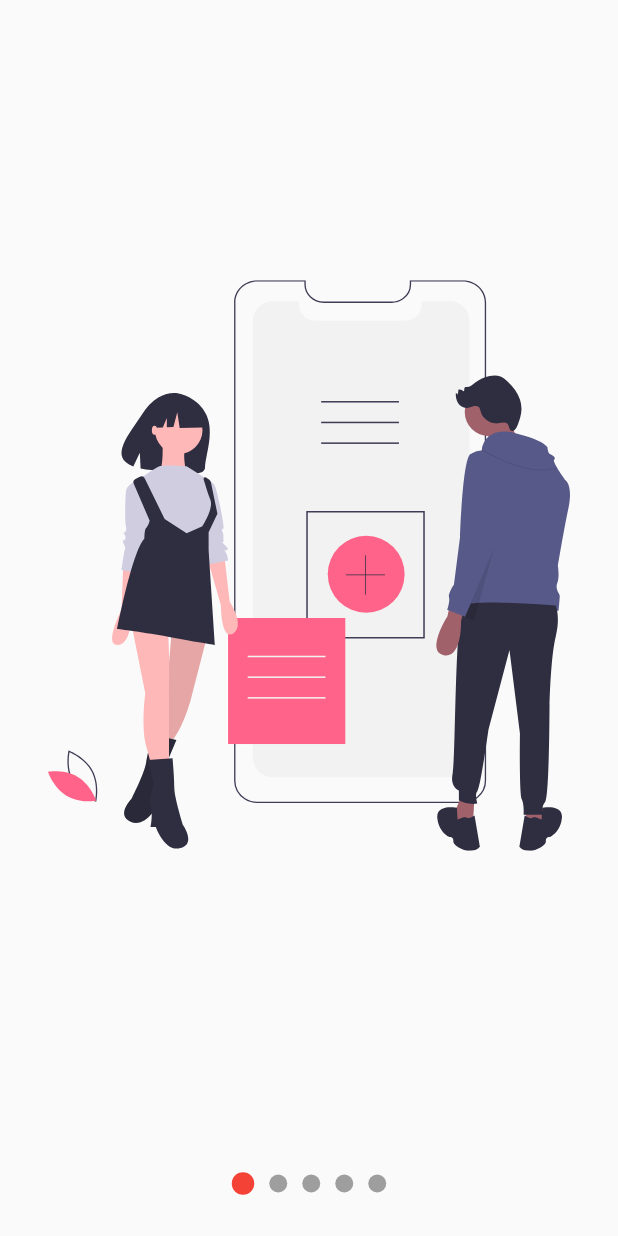
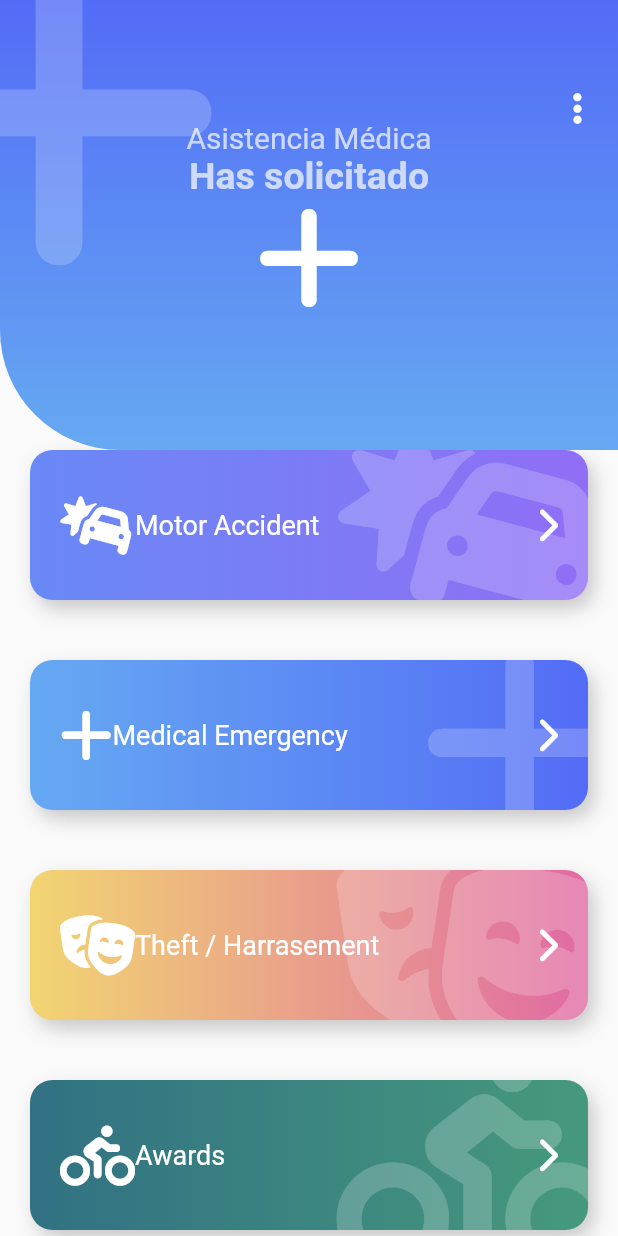
Before and after one commit to joanmc11/Animation-Design-Examples, a Flutter app: the screen it shows after launch, on a phone screen of 412 x 824 dp. Run offline on Flutter 3.47's test engine with Material 2 defaults, Android fonts, the light colour scheme and no system bars; our stand-ins replace animate_do, flutter_svg, font_awesome_flutter.

Commit message:
Emergency Layout: Diseño

```diff
--- a/lib/main.dart
+++ b/lib/main.dart
@@ -1,5 +1,6 @@
 import 'package:animation_painter/retos/cuadrado_animado_page.dart';
 import 'package:animation_painter/src/pages/animaciones_page.dart';
+import 'package:animation_painter/src/pages/emergency_page.dart';
 import 'package:animation_painter/src/pages/graficas_circulares_page.dart';
 import 'package:animation_painter/src/pages/headers_page.dart';
 import 'package:flutter/material.dart';
@@ -20,7 +21,9 @@
     return const MaterialApp(
       debugShowCheckedModeBanner: false,
       title: 'Diseños App',
-      home: SlideshowPage()
+      home: EmergencyPage()
+
+      //SlideshowPage()
 
       //GraficaCircularPage(),
 
--- /dev/null
+++ b/lib/src/pages/emergency_page.dart
@@ -0,0 +1,129 @@
+import 'package:animate_do/animate_do.dart';
+import 'package:animation_painter/src/widgets/boton_grueso.dart';
+import 'package:animation_painter/src/widgets/headers.dart';
+import 'package:flutter/material.dart';
+import 'package:font_awesome_flutter/font_awesome_flutter.dart';
+
+class ItemBoton {
+  final IconData icon;
+  final String texto;
+  final Color color1;
+  final Color color2;
+
+  ItemBoton(this.icon, this.texto, this.color1, this.color2);
+}
+
+class EmergencyPage extends StatelessWidget {
+  const EmergencyPage({super.key});
+
+  @override
+  Widget build(BuildContext context) {
+    final List<ItemBoton> items = [
+      ItemBoton(FontAwesomeIcons.carBurst, 'Motor Accident',
+          const Color(0xff6989F5), const Color(0xff906EF5)),
+      ItemBoton(FontAwesomeIcons.plus, 'Medical Emergency',
+          const Color(0xff66A9F2), const Color(0xff536CF6)),
+      ItemBoton(FontAwesomeIcons.masksTheater, 'Theft / Harrasement',
+          const Color(0xffF2D572), const Color(0xffE06AA3)),
+      ItemBoton(FontAwesomeIcons.personBiking, 'Awards',
+          const Color(0xff317183), const Color(0xff46997D)),
+      ItemBoton(FontAwesomeIcons.carBurst, 'Motor Accident',
+          const Color(0xff6989F5), const Color(0xff906EF5)),
+      ItemBoton(FontAwesomeIcons.plus, 'Medical Emergency',
+          const Color(0xff66A9F2), const Color(0xff536CF6)),
+      ItemBoton(FontAwesomeIcons.masksTheater, 'Theft / Harrasement',
+          const Color(0xffF2D572), const Color(0xffE06AA3)),
+      ItemBoton(FontAwesomeIcons.personBiking, 'Awards',
+          const Color(0xff317183), const Color(0xff46997D)),
+      ItemBoton(FontAwesomeIcons.carBurst, 'Motor Accident',
+          const Color(0xff6989F5), const Color(0xff906EF5)),
+      ItemBoton(FontAwesomeIcons.plus, 'Medical Emergency',
+          const Color(0xff66A9F2), const Color(0xff536CF6)),
+      ItemBoton(FontAwesomeIcons.masksTheater, 'Theft / Harrasement',
+          const Color(0xffF2D572), const Color(0xffE06AA3)),
+      ItemBoton(FontAwesomeIcons.personBiking, 'Awards',
+          const Color(0xff317183), const Color(0xff46997D)),
+    ];
+
+    List<Widget> itemMap = items
+        .map(
+          (item) => FadeInLeft(
+            duration: Duration( milliseconds: 500),
+            child: BotonGrueso(
+              title: item.texto,
+              onPress: () {},
+              color1: item.color1,
+              color2: item.color2,
+              icon: item.icon,
+            ),
+          ),
+        )
+        .toList();
+    return Scaffold(
+        body: Stack(
+      children: [
+        Container(
+          margin: const EdgeInsets.only(top: 200),
+          child: ListView(
+            physics: const BouncingScrollPhysics(),
+            children: [
+              const SizedBox(
+                height: 80,
+              ),
+              ...itemMap,
+            ],
+          ),
+        ),
+        const _Encabezado()
+      ],
+    ));
+  }
+}
+
+class _Encabezado extends StatelessWidget {
+  const _Encabezado({
+    super.key,
+  });
+
+  @override
+  Widget build(BuildContext context) {
+    return Stack(
+      children: [
+        const IconHeader(
+          icon: FontAwesomeIcons.plus,
+          titulo: 'Asistencia Médica',
+          subtitulo: 'Has solicitado',
+          color1: Color(0xff536CF6),
+          color2: Color(0xff66A9F2),
+        ),
+        Positioned(
+            right: 0,
+            top: 45,
+            child: IconButton(
+                onPressed: () {},
+                padding: const EdgeInsets.all(15.0),
+                icon: const FaIcon(
+                  FontAwesomeIcons.ellipsisVertical,
+                  color: Colors.white,
+                )))
+      ],
+    );
+  }
+}
+
+class PageHeader extends StatelessWidget {
+  const PageHeader({
+    super.key,
+  });
+
+  @override
+  Widget build(BuildContext context) {
+    return const IconHeader(
+      icon: FontAwesomeIcons.plugCirclePlus,
+      titulo: 'Has solicitado',
+      subtitulo: 'Asistencia Médica',
+      color1: Color(0xff526BF6),
+      color2: Color(0xff67ACF2),
+    );
+  }
+}
--- /dev/null
+++ b/lib/src/widgets/boton_grueso.dart
@@ -0,0 +1,109 @@
+import 'package:flutter/material.dart';
+import 'package:font_awesome_flutter/font_awesome_flutter.dart';
+
+class BotonGrueso extends StatelessWidget {
+  final String title;
+  final IconData icon;
+  final Function() onPress;
+  final Color color1;
+  final Color color2;
+
+  const BotonGrueso(
+      {super.key,
+      required this.title,
+      this.icon = FontAwesomeIcons.circle,
+      required this.onPress,
+      this.color1 = Colors.grey,
+      this.color2 = Colors.blueGrey});
+
+  @override
+  Widget build(BuildContext context) {
+    return GestureDetector(
+      onTap: onPress,
+      child: Stack(
+        children: [
+          _BotonGruesoBackground(
+            color1: color1,
+            color2: color2,
+            icon: icon,
+          ),
+          Row(
+            mainAxisAlignment: MainAxisAlignment.center,
+            children: [
+              const SizedBox(
+                height: 140,
+                width: 40,
+              ),
+              FaIcon(
+                icon,
+                color: Colors.white,
+                size: 40,
+              ),
+              Expanded(
+                  child: Text(
+                title,
+                style: const TextStyle(color: Colors.white, fontSize: 18),
+              )),
+              const FaIcon(
+                FontAwesomeIcons.chevronRight,
+                color: Colors.white,
+              ),
+              const SizedBox(
+                width: 40,
+              )
+            ],
+          )
+        ],
+      ),
+    );
+  }
+}
+
+class _BotonGruesoBackground extends StatelessWidget {
+  final Color color1;
+  final Color color2;
+  final IconData icon;
+  const _BotonGruesoBackground({
+    required this.color1,
+    required this.color2,
+    required this.icon,
+  });
+
+  @override
+  Widget build(BuildContext context) {
+    return Container(
+      width: double.infinity,
+      height: 100,
+      margin: const EdgeInsets.all(20),
+      decoration: BoxDecoration(
+          color: Colors.red,
+          boxShadow: [
+            BoxShadow(
+              color: Colors.black.withOpacity(0.2),
+              offset: const Offset(4, 6),
+              blurRadius: 10,
+            )
+          ],
+          borderRadius: BorderRadius.circular(15),
+          gradient: LinearGradient(colors: [
+            color1,
+            color2,
+          ])),
+      child: ClipRRect(
+        borderRadius: BorderRadius.circular(15),
+        child: Stack(
+          children: [
+            Positioned(
+                right: -20,
+                top: -20,
+                child: FaIcon(
+                  icon,
+                  size: 150,
+                  color: Colors.white.withOpacity(0.2),
+                ))
+          ],
+        ),
+      ),
+    );
+  }
+}
--- a/lib/src/widgets/headers.dart
+++ b/lib/src/widgets/headers.dart
@@ -1,4 +1,6 @@
+// ignore_for_file: public_member_api_docs, sort_constructors_first
 import 'package:flutter/material.dart';
+import 'package:font_awesome_flutter/font_awesome_flutter.dart';
 
 class HeaderCuadrado extends StatelessWidget {
   const HeaderCuadrado({super.key});
@@ -275,16 +277,10 @@
         Rect.fromCircle(center: const Offset(180.0, 55.0), radius: 180);
 
     const Gradient gradient = LinearGradient(
-      begin: Alignment.topCenter,
-      end: Alignment.bottomCenter,
-      colors: [Color(0xff6D05E8), Color(0xffC012FF), Color(0xff6D05FA)],
-      stops: [
-        0.4,
-        0.55,
-        1
-
-      ]
-    );
+        begin: Alignment.topCenter,
+        end: Alignment.bottomCenter,
+        colors: [Color(0xff6D05E8), Color(0xffC012FF), Color(0xff6D05FA)],
+        stops: [0.4, 0.55, 1]);
     final paint = Paint()..shader = gradient.createShader(rect);
 
     // Propiedades
@@ -311,3 +307,91 @@
     return true;
   }
 }
+
+class IconHeader extends StatelessWidget {
+  final IconData icon;
+  final String titulo;
+  final String subtitulo;
+  final Color color1;
+  final Color color2;
+  const IconHeader({
+    Key? key,
+    required this.icon,
+    required this.titulo,
+    required this.subtitulo,
+    this.color1 = Colors.grey,
+    this.color2 = Colors.blueGrey,
+  }) : super(key: key);
+
+  @override
+  Widget build(BuildContext context) {
+    final Color colorBlanco = Colors.white.withOpacity(0.7);
+    return Stack(
+      children: [
+        _IconHeaderBackground(
+          color1: color1,
+          color2: color2,
+        ),
+        Positioned(
+          top: -50,
+          left: -70,
+          child: FaIcon(
+            icon,
+            size: 250,
+            color: Colors.white.withOpacity(0.2),
+          ),
+        ),
+        Column(
+          children: [
+            const SizedBox(
+              height: 80,
+              width: double.infinity,
+            ),
+            Text(
+              titulo,
+              style: TextStyle(fontSize: 20, color: colorBlanco),
+            ),
+            Text(
+              subtitulo,
+              style: TextStyle(
+                  fontSize: 25,
+                  color: colorBlanco,
+                  fontWeight: FontWeight.bold),
+            ),
+            FaIcon(
+              icon,
+              size: 80,
+              color: Colors.white,
+            ),
+          ],
+        )
+      ],
+    );
+  }
+}
+
+class _IconHeaderBackground extends StatelessWidget {
+  final Color color1;
+  final Color color2;
+  const _IconHeaderBackground({
+    required this.color1, required this.color2,
+  });
+
+  @override
+  Widget build(BuildContext context) {
+    return Container(
+      width: double.infinity,
+      height: 300,
+      decoration: BoxDecoration(
+          color: Colors.red,
+          borderRadius: BorderRadius.only(bottomLeft: Radius.circular(80)),
+          gradient: LinearGradient(
+              begin: Alignment.topCenter,
+              end: Alignment.bottomCenter,
+              colors: [
+                color1,
+                color2,
+              ])),
+    );
+  }
+}
--- a/lib/src/widgets/slideshow.dart
+++ b/lib/src/widgets/slideshow.dart
@@ -102,16 +102,24 @@
   @override
   Widget build(BuildContext context) {
     final ssModel = Provider.of<_SlideShowModel>(context);
-    final bool selected = (ssModel.currentPage >= index - 0.5 &&
-        ssModel.currentPage < index + 0.5);
-    final size = selected ? ssModel.bulletPrimario : ssModel.bulletSecundario;
+    double size = 0;
+    Color color = ssModel.colorSecundario;
+    if (ssModel.currentPage >= index - 0.5 &&
+        ssModel.currentPage < index + 0.5) {
+      size = ssModel.bulletPrimario;
+      color = ssModel.colorPrimario;
+    } else {
+      size = ssModel.bulletSecundario;
+      color = ssModel.colorSecundario;
+    }
+
     return AnimatedContainer(
-      duration: const Duration(microseconds: 200),
+      duration: const Duration(microseconds: 400),
       margin: const EdgeInsets.symmetric(horizontal: 5),
       width: size,
       height: size,
       decoration: BoxDecoration(
-        color: selected ? ssModel.colorPrimario : ssModel.colorSecundario,
+        color: color,
         shape: BoxShape.circle,
       ),
     );
```
Also changed, not shown: pubspec.yaml (+4 -3 lines), lib/src/pages/sliver_list_page.dart (added), pubspec.lock.
